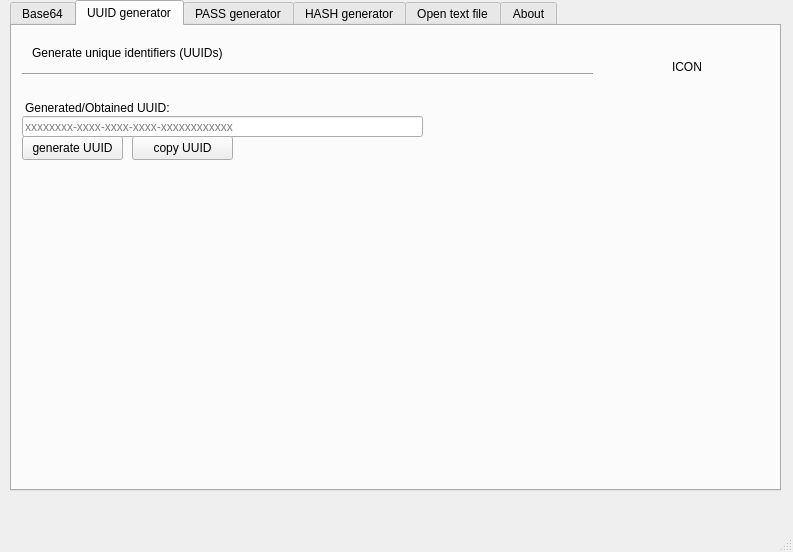
Above: main_window.ui from TitoBarrosTI/fast-tools-for-dev before the change. Below: the same form after it.
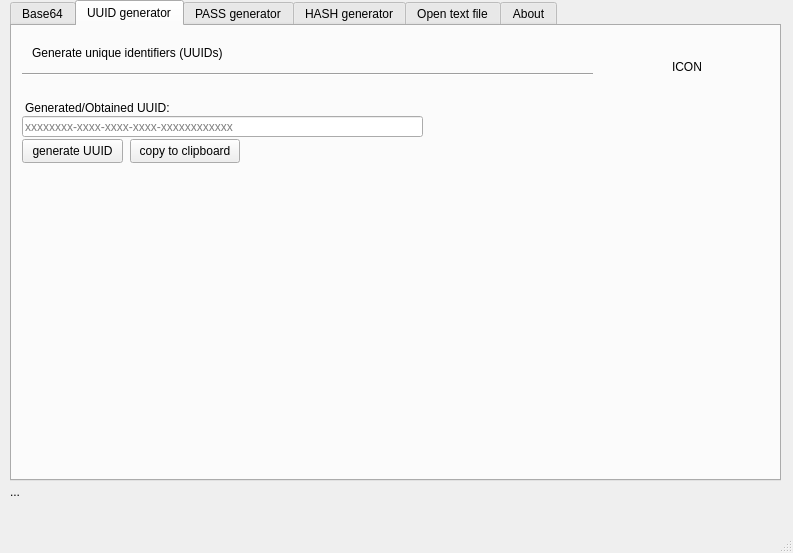
That is the form after the change. The open tabs and pages were chosen to show the change.

Commit message: fix(status): route status messages to single component only

Diff of the .ui file:
```diff
--- a/main_window.ui
+++ b/main_window.ui
@@ -7,7 +7,7 @@
     <x>0</x>
     <y>0</y>
     <width>793</width>
-    <height>552</height>
+    <height>553</height>
    </rect>
   </property>
   <property name="windowTitle">
@@ -26,7 +26,7 @@
       <x>10</x>
       <y>0</y>
       <width>771</width>
-      <height>491</height>
+      <height>481</height>
      </rect>
     </property>
     <property name="toolTip">
@@ -298,7 +298,7 @@
       <property name="geometry">
        <rect>
         <x>10</x>
-        <y>110</y>
+        <y>113</y>
         <width>101</width>
         <height>24</height>
        </rect>
@@ -313,14 +313,14 @@
       </property>
       <property name="geometry">
        <rect>
-        <x>120</x>
-        <y>110</y>
-        <width>101</width>
+        <x>118</x>
+        <y>113</y>
+        <width>110</width>
         <height>24</height>
        </rect>
       </property>
       <property name="text">
-       <string>copy UUID</string>
+       <string>copy to clipboard</string>
       </property>
      </widget>
     </widget>
@@ -1023,6 +1023,19 @@
      </widget>
     </widget>
    </widget>
+   <widget class="QLabel" name="lblMsgStatus">
+    <property name="geometry">
+     <rect>
+      <x>10</x>
+      <y>484</y>
+      <width>391</width>
+      <height>16</height>
+     </rect>
+    </property>
+    <property name="text">
+     <string>...</string>
+    </property>
+   </widget>
   </widget>
   <widget class="QMenuBar" name="menubar">
    <property name="geometry">
```
Left out of the diff: 12 changed lines with no effect on the pictures.
